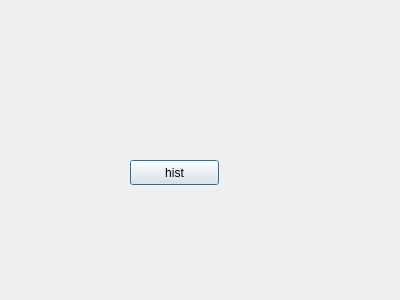
Before: the Qt Designer form ImageProc/HistOption/histogram.ui in Rodelph/Image-Processing-Utility, drawn with Qt 5.
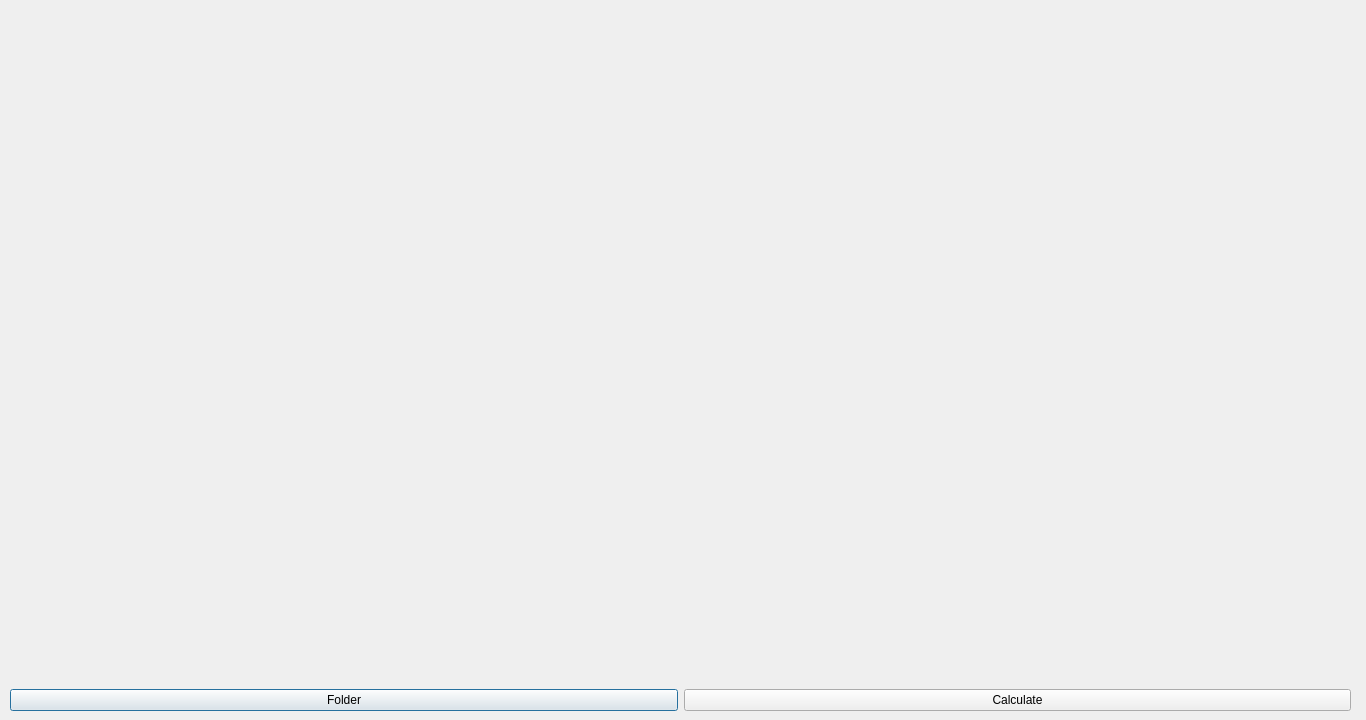
After: the same form once the commit is applied.

What changed in the file:
```diff
--- a/ImageProc/HistOption/histogram.ui
+++ b/ImageProc/HistOption/histogram.ui
@@ -6,25 +6,78 @@
    <rect>
     <x>0</x>
     <y>0</y>
-    <width>400</width>
-    <height>300</height>
+    <width>1366</width>
+    <height>720</height>
    </rect>
   </property>
+  <property name="sizePolicy">
+   <sizepolicy hsizetype="Fixed" vsizetype="Fixed">
+    <horstretch>0</horstretch>
+    <verstretch>0</verstretch>
+   </sizepolicy>
+  </property>
+  <property name="minimumSize">
+   <size>
+    <width>1366</width>
+    <height>720</height>
+   </size>
+  </property>
+  <property name="maximumSize">
+   <size>
+    <width>1366</width>
+    <height>720</height>
+   </size>
+  </property>
   <property name="windowTitle">
    <string>Dialog</string>
   </property>
-  <widget class="QPushButton" name="pushButton">
+  <widget class="QWidget" name="horizontalLayoutWidget">
    <property name="geometry">
     <rect>
-     <x>130</x>
-     <y>160</y>
-     <width>89</width>
-     <height>25</height>
+     <x>10</x>
+     <y>10</y>
+     <width>1341</width>
+     <height>701</height>
     </rect>
    </property>
-   <property name="text">
-    <string>hist</string>
-   </property>
+   <layout class="QHBoxLayout" name="horizontalLayout">
+    <item>
+     <layout class="QVBoxLayout" name="verticalLayout">
+      <item>
+       <widget class="QLabel" name="foldImage">
+        <property name="text">
+         <string/>
+        </property>
+       </widget>
+      </item>
+      <item>
+       <widget class="QPushButton" name="foldBtn">
+        <property name="text">
+         <string>Folder</string>
+        </property>
+       </widget>
+      </item>
+     </layout>
+    </item>
+    <item>
+     <layout class="QVBoxLayout" name="verticalLayout_2">
+      <item>
+       <widget class="QLabel" name="calcImage">
+        <property name="text">
+         <string/>
+        </property>
+       </widget>
+      </item>
+      <item>
+       <widget class="QPushButton" name="calcBtn">
+        <property name="text">
+         <string>Calculate</string>
+        </property>
+       </widget>
+      </item>
+     </layout>
+    </item>
+   </layout>
   </widget>
  </widget>
  <resources/>
```
